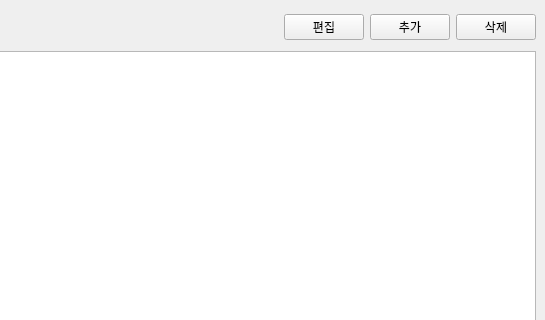
redzisu/memo-py, file view.ui: the form before one commit; both pictures show x 370 to 915 and y 0 to 320 of the 915 by 696 pixel window.
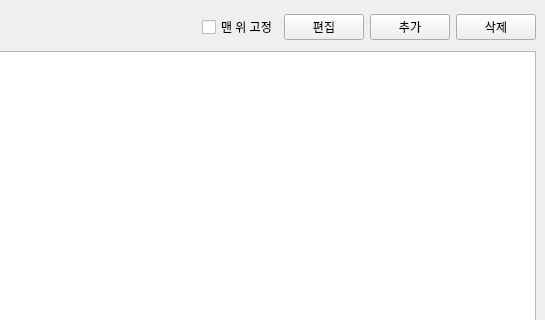
The form after the commit.

```diff
--- a/view.ui
+++ b/view.ui
@@ -59,6 +59,13 @@
         </property>
        </spacer>
       </item>
+      <item>
+       <widget class="QCheckBox" name="chk_top">
+        <property name="text">
+         <string>맨 위 고정</string>
+        </property>
+       </widget>
+      </item>
       <item>
        <layout class="QHBoxLayout" name="horizontalLayout">
         <property name="sizeConstraint">
```
